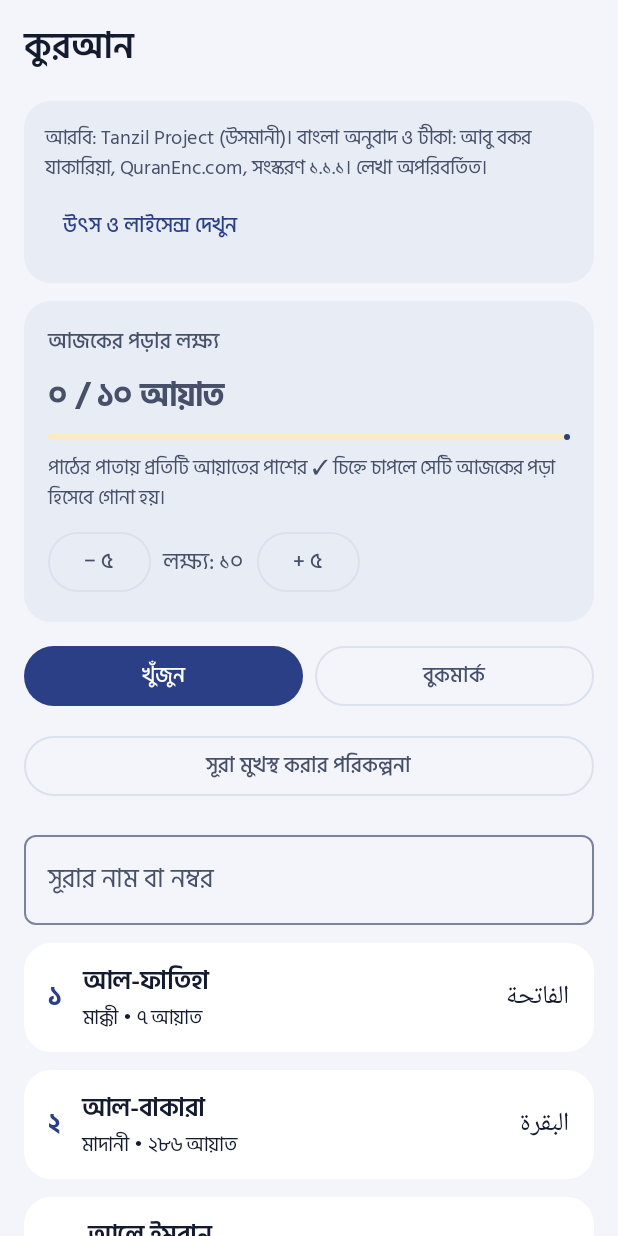
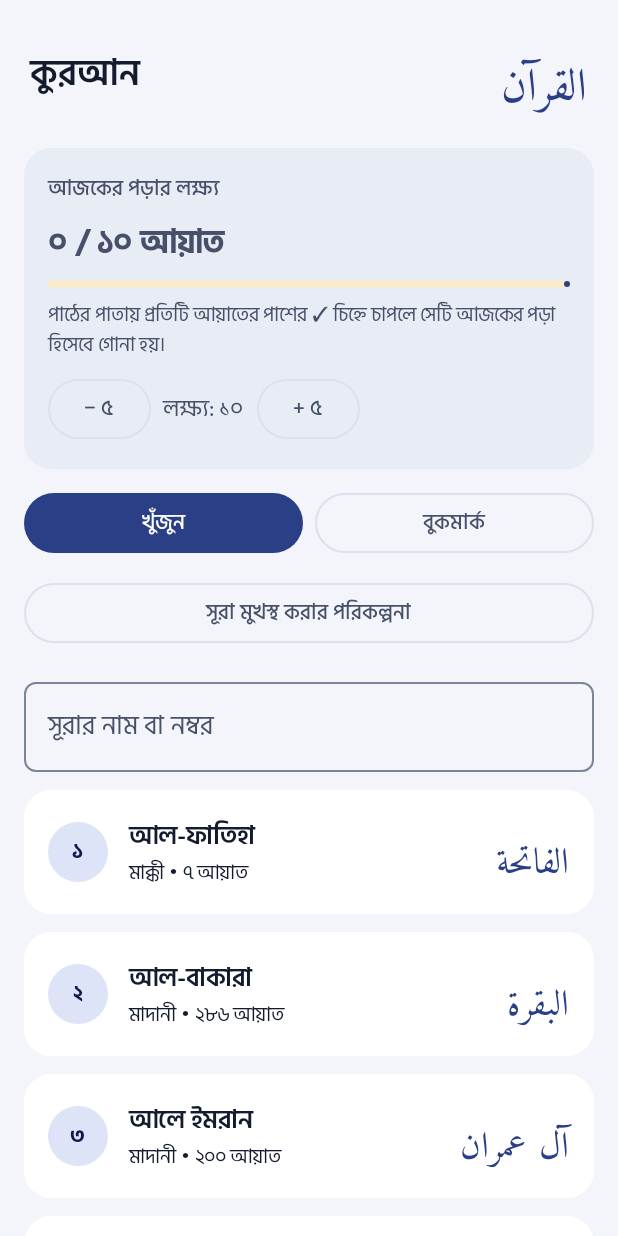
Before and after one commit to thetwinstarbd-byte/islam-shikhi, an Android app built with Jetpack Compose: the composable QuranScreen shown on its own in the app's theme, on a phone screen of 412 x 824 dp. Run offline under Robolectric (Android 15) with nearby library versions, the phone set to English and light mode, and no system bars.

Commit message:
কুরআন ট্যাব: আরবি শিরোনাম, সূরার নম্বর-ব্যাজ, লাইসেন্স নোটিশ তালিকার শেষে; টেস্টে স্ক্রল ঠিক ও Pixel 5 প্রোফাইল
Co-Authored-By: Claude Sonnet 5.5 <noreply@anthropic.com>
Claude-Session: https://claude.ai/code/session_016QBqXKou6auZT8KQkcDUYk

```diff
--- a/app/src/main/java/com/islamshikhi/app/ui/quran/QuranScreen.kt
+++ b/app/src/main/java/com/islamshikhi/app/ui/quran/QuranScreen.kt
@@ -19,6 +19,12 @@ import androidx.compose.material3.OutlinedButton
 import androidx.compose.material3.OutlinedTextField
 import androidx.compose.material3.Text
 import androidx.compose.material3.TextButton
+import androidx.compose.foundation.background
+import androidx.compose.foundation.layout.Box
+import androidx.compose.foundation.layout.size
+import androidx.compose.foundation.shape.CircleShape
+import androidx.compose.ui.unit.sp
+import com.islamshikhi.app.ui.theme.AmiriQuran
 import androidx.compose.runtime.Composable
 import androidx.compose.runtime.LaunchedEffect
 import androidx.compose.runtime.collectAsState
@@ -65,28 +71,25 @@ fun QuranScreen(onNavigate: (String) -> Unit) {
     }
 
     Column(modifier = Modifier.fillMaxSize()) {
-        ScreenHeader("কুরআন")
+        Row(
+            modifier = Modifier.fillMaxWidth().padding(start = 20.dp, end = 20.dp, top = 12.dp, bottom = 4.dp),
+            verticalAlignment = Alignment.CenterVertically,
+            horizontalArrangement = Arrangement.SpaceBetween
+        ) {
+            Text("কুরআন", style = MaterialTheme.typography.headlineSmall)
+            // শুধু নাম (আয়াত নয়); আরবি ফন্টের সৌন্দর্য দেখানোর জন্য
+            Text(
+                "القرآن",
+                fontFamily = AmiriQuran,
+                fontSize = 30.sp,
+                color = MaterialTheme.colorScheme.primary
+            )
+        }
         LazyColumn(
             modifier = Modifier.weight(1f).fillMaxWidth(),
             contentPadding = PaddingValues(horizontal = 16.dp, vertical = 8.dp),
             verticalArrangement = Arrangement.spacedBy(12.dp)
         ) {
-            item {
-                Card(
-                    modifier = Modifier.fillMaxWidth(),
-                    colors = CardDefaults.cardColors(containerColor = MaterialTheme.colorScheme.surfaceVariant)
-                ) {
-                    Column(modifier = Modifier.padding(14.dp), verticalArrangement = Arrangement.spacedBy(4.dp)) {
-                        Text(
-                            "আরবি: Tanzil Project (উসমানী)। বাংলা অনুবাদ ও টীকা: আবু বকর যাকারিয়া, QuranEnc.com, সংস্করণ ১.১.১। " +
-                                "লেখা অপরিবর্তিত।",
-                            style = MaterialTheme.typography.bodySmall
-                        )
-                        TextButton(onClick = { onNavigate(Routes.QURAN_NOTICE) }) { Text("উৎস ও লাইসেন্স দেখুন") }
-                    }
-                }
-            }
-
             val parts = last?.split(":")
             val lastChapter = parts?.getOrNull(0)?.toIntOrNull()
             val lastAyah = parts?.getOrNull(1)?.toIntOrNull() ?: 1
@@ -149,6 +152,18 @@ fun QuranScreen(onNavigate: (String) -> Unit) {
             items(filtered, key = { it.id }) { c ->
                 ChapterRow(c) { onNavigate(Routes.quranRead(c.id)) }
             }
+
+            // উৎস ও লাইসেন্সের নোটিশ: দরকারি, কিন্তু প্রথম দৃষ্টিতে জরুরি নয়, তাই তালিকার শেষে ছোট করে
+            item {
+                Column(modifier = Modifier.fillMaxWidth().padding(top = 8.dp), verticalArrangement = Arrangement.spacedBy(2.dp)) {
+                    Text(
+                        "আরবি: Tanzil Project (উসমানী)। বাংলা অনুবাদ ও টীকা: আবু বকর যাকারিয়া, QuranEnc.com, সংস্করণ ১.১.১। লেখা অপরিবর্তিত।",
+                        style = MaterialTheme.typography.bodySmall,
+                        color = MaterialTheme.colorScheme.onSurfaceVariant
+                    )
+                    TextButton(onClick = { onNavigate(Routes.QURAN_NOTICE) }) { Text("উৎস ও লাইসেন্স দেখুন") }
+                }
+            }
         }
     }
 }
@@ -194,12 +209,17 @@ private fun ChapterRow(c: Chapter, onClick: () -> Unit) {
             verticalAlignment = Alignment.CenterVertically,
             horizontalArrangement = Arrangement.spacedBy(14.dp)
         ) {
-            Text(
-                DateFormatBn.digits(c.id),
-                style = MaterialTheme.typography.titleMedium,
-                color = MaterialTheme.colorScheme.primary,
-                fontWeight = FontWeight.Bold
-            )
+            Box(
+                modifier = Modifier.size(40.dp).background(MaterialTheme.colorScheme.primaryContainer, CircleShape),
+                contentAlignment = Alignment.Center
+            ) {
+                Text(
+                    DateFormatBn.digits(c.id),
+                    style = MaterialTheme.typography.labelLarge,
+                    color = MaterialTheme.colorScheme.onPrimaryContainer,
+                    fontWeight = FontWeight.Bold
+                )
+            }
             Column(modifier = Modifier.weight(1f)) {
                 Text(c.bn, style = MaterialTheme.typography.titleMedium, fontWeight = FontWeight.SemiBold)
                 Text(
@@ -207,7 +227,7 @@ private fun ChapterRow(c: Chapter, onClick: () -> Unit) {
                     style = MaterialTheme.typography.bodySmall
                 )
             }
-            Text(c.ar, style = MaterialTheme.typography.titleMedium)
+            Text(c.ar, fontFamily = AmiriQuran, fontSize = 24.sp, color = MaterialTheme.colorScheme.primary)
         }
     }
 }
```
Also changed, not shown: 2 other files.
